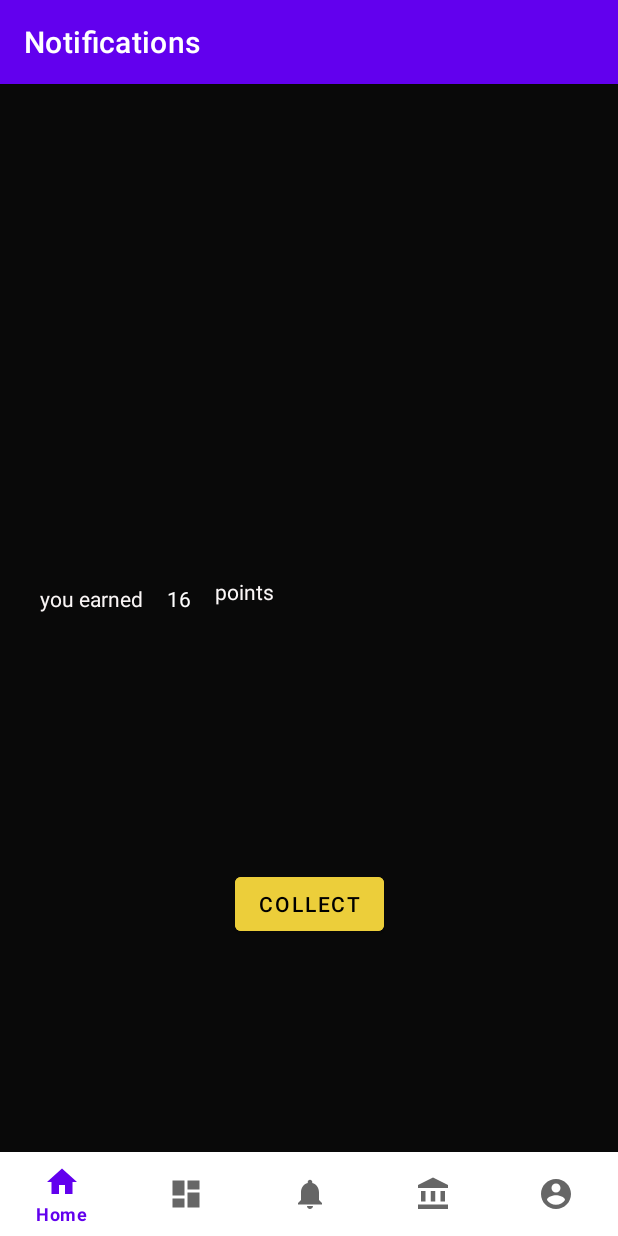
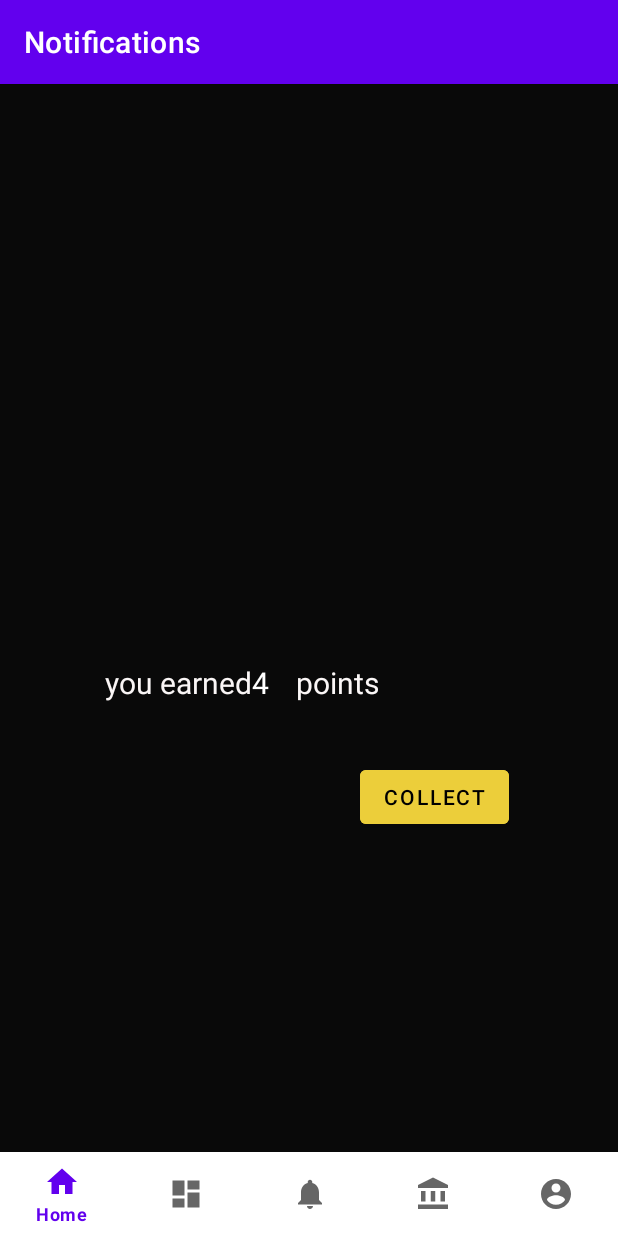
Before and after one commit to mrurvish/mobearn-mb, an Android app: the NotifactionFragment screen opened through its navigation route, after a tap on "SPIN", on a phone screen of 412 x 824 dp. Run offline under Robolectric (Android 15) with nearby library versions, the phone set to English and light mode, and no system bars; our stand-ins replace navigation-ui.

Commit message:
spin completed

```diff
--- a/app/src/main/AndroidManifest.xml
+++ b/app/src/main/AndroidManifest.xml
@@ -9,9 +9,9 @@
         android:allowBackup="true"
         android:dataExtractionRules="@xml/data_extraction_rules"
         android:fullBackupContent="@xml/backup_rules"
-        android:icon="@mipmap/ic_launcher"
+        android:icon="@drawable/_483bada_15e9_496c_9db1_b08dd6e53276"
         android:label="@string/app_name"
-        android:roundIcon="@mipmap/ic_launcher_round"
+        android:roundIcon="@drawable/_483bada_15e9_496c_9db1_b08dd6e53276"
         android:supportsRtl="true"
         android:theme="@style/Theme.Mobearnmb"
         tools:targetApi="31"
--- a/app/src/main/java/com/mobearn/ad/MainActivity.kt
+++ b/app/src/main/java/com/mobearn/ad/MainActivity.kt
@@ -11,6 +11,8 @@ import androidx.navigation.ui.setupWithNavController
 import com.google.android.material.bottomnavigation.BottomNavigationView
 import com.mobearn.ad.databinding.ActivityMainBinding
 import java.io.File
+import java.text.SimpleDateFormat
+import java.util.*
 
 
 class MainActivity : AppCompatActivity() {
@@ -40,8 +42,8 @@ class MainActivity : AppCompatActivity() {
         setupActionBarWithNavController(navController, appBarConfiguration)
         navView.setupWithNavController(navController)
         val filename = "/data/data/com.mobearn.ad/files/myfile.txt"
-
-
+        val sdf = SimpleDateFormat("dd")
+        val currentDate = sdf.format(Date())
         if(File(filename).exists())
         {
 
@@ -52,6 +54,29 @@ class MainActivity : AppCompatActivity() {
                 it?.write("0".toByteArray())
             }
         }
+        val datefile = "/data/data/com.mobearn.ad/files/datefile.txt"
+        if(File(datefile).exists())
+        {
+
+        }
+        else
+        {
+            applicationContext.openFileOutput(com.mobearn.ad.ui.notifications.datefile, Context.MODE_PRIVATE).use {
+                it?.write("0".toByteArray())
+            }
+        }
+        val incrfile = "/data/data/com.mobearn.ad/files/incrfile.txt"
+        if(File(incrfile).exists())
+        {
+
+        }
+        else
+        {
+            applicationContext.openFileOutput(com.mobearn.ad.ui.notifications.incrfile, Context.MODE_PRIVATE).use {
+                it?.write("0".toByteArray())
+            }
+        }
+
     }
 
 }
--- a/app/src/main/java/com/mobearn/ad/ui/notifications/NotifactionFragment.kt
+++ b/app/src/main/java/com/mobearn/ad/ui/notifications/NotifactionFragment.kt
@@ -4,6 +4,7 @@ package com.mobearn.ad.ui.notifications
 import android.animation.ValueAnimator
 import android.content.Context
 import android.os.Bundle
+import android.os.CountDownTimer
 import androidx.fragment.app.Fragment
 import android.view.LayoutInflater
 import android.view.View
@@ -15,15 +16,22 @@ import androidx.core.animation.doOnEnd
 import com.mobearn.ad.R
 import kotlinx.android.synthetic.main.fragment_notifaction.*
 import java.io.File
+import java.util.*
+import com.mobearn.ad.ui.notifications.random as random1
+import java.text.SimpleDateFormat as SimpleDateFormat
 
 // TODO: Rename parameter arguments, choose names that match
 // the fragment initialization parameters, e.g. ARG_ITEM_NUMBER
 
-var increment = 1
+var increment = 0
 var random = 0
 
 
 val filename = "myfile.txt"
+val datefile = "datefile.txt"
+val incrfile="incrfile.txt"
+val sdf = SimpleDateFormat("dd")
+val currentDate = sdf.format(Date())
 
 /**
  * A simple [Fragment] subclass.
@@ -47,12 +55,101 @@ class NotifactionFragment : Fragment() {
     override fun onViewCreated(view: View, savedInstanceState: Bundle?) {
         super.onViewCreated(view, savedInstanceState)
 
-
+        val data = context?.openFileInput(filename)?.bufferedReader().use {
+            it?.readLine().toString()
+        }
+        textView3.text=data
+        val incrdat = context?.openFileInput(incrfile)?.bufferedReader().use {
+            it?.readLine().toString()
+        }
+        incr.text=incrdat
 
        val spin = button_spin
             spin.setOnClickListener {
 
                 value()
+
+            }
+       // textView6.text= currentDate
+
+        val datecheck = context?.openFileInput(datefile)?.bufferedReader().use {
+            it?.readLine().toString()
+        }
+        if (currentDate != datecheck)
+        {
+            context?.openFileOutput(incrfile, Context.MODE_PRIVATE).use {
+                it?.write("0".toByteArray())
+
+            }
+        }
+        else
+        {
+
+        }
+
+
+
+
+        }
+
+
+
+    fun value() {
+        val incrdat = context?.openFileInput(incrfile)?.bufferedReader().use {
+            it?.readLine().toString()
+        }
+
+
+
+        var incrdata = incrdat.toInt()
+
+        if(incrdata==30)
+        {
+            context?.openFileOutput(datefile, Context.MODE_PRIVATE).use {
+                it?.write(currentDate.toByteArray())
+            }
+        }
+
+      val data = context?.openFileInput(filename)?.bufferedReader().use {
+          it?.readLine().toString()
+      }
+
+
+        val data1= data.toInt()
+
+
+        val value1 = incr
+        val rentext = Rendom
+
+
+        if (incrdata<30) {
+            val animator = ValueAnimator.ofInt(0, 10)
+            animator.duration = 50
+            animator.addUpdateListener { animation -> rentext.setText(animation.animatedValue.toString()) }
+            animator.repeatCount = 1
+            animator.repeatMode = ValueAnimator.REVERSE
+
+            animator.start()
+
+        animator.doOnEnd {
+
+        if (incrdata<30) {
+
+
+
+            for (i in 1..1)
+            {
+               incrdata= incrdata+1
+
+                value1.text= incrdata.toString()
+                rentext.setText(""+ random1)
+                random1 = (0 until 20).shuffled().last()
+
+                rentext.setText("" + random1)
+                context?.openFileOutput(incrfile, Context.MODE_PRIVATE).use {
+                    it?.write(incrdata.toString().toByteArray())
+
+                }
 
             }
 
@@ -61,63 +158,60 @@ class NotifactionFragment : Fragment() {
 
 
 
-        }
-    fun animation(){
-        val animator = ValueAnimator.ofInt(0, 40)
-        animator.duration = 5000
-        animator.addUpdateListener { animation -> textView3.setText(animation.animatedValue.toString()) }
-        animator.start()
-
-
-    }
-    fun value() {
-
-      val data = context?.openFileInput(filename)?.bufferedReader().use {
-          it?.readLine().toString()
-      }
-        val data1= data.toInt()
-
-
-        val value1 = incr
-        val rentext = Rendom
-        val animator = ValueAnimator.ofInt(1, 99)
-        animator.duration = 1000
-        animator.addUpdateListener { animation -> rentext.setText(animation.animatedValue.toString()) }
-        animator.repeatCount=1
-        animator.repeatMode=ValueAnimator.REVERSE
-
-        animator.start()
+            var point: Int = 0
+            if(random1==1 ||  random1==8 || random1==14)
+            {
+                point = 3
+            }
+            else if (random1==2 ||  random1==16)
+            {
+                point = 4
+            }
+            else if (random1==3 ||  random1==11)
+            {
+                point = 5
+            }
+            else if (random1==4)
+            {
+                point = 7
+            }
+            else if (random1==5 ||  random1==10 || random1==19)
+            {
+                point = 1
+            }
+            else if (random1==7 )
+            {
+                point = 8
+            }
+            else if (random1==9 ||  random1==18 || random1==13)
+            {
+                point = 2
+            }
+            else if (random1==12 )
+            {
+                point = 6
+            }
+            else if (random1==15 )
+            {
+                point = 9
+            }
+            else if (random1==20 )
+            {
+                point = 10
+            }
+            else
+            {
+                point = 0
+            }
 
 
 
 
-        animator.doOnEnd {
-
-        if (increment<30) {
-
-            for (i in 1..1)
-            {
-                increment++
-
-
-                rentext.setText(""+ random)
-                random = (0 until 20).shuffled().last()
-
-                rentext.setText("" + random)
-            }
-        }
-        else
-        {
-            Toast.makeText(context,"Come back tomorrow",Toast.LENGTH_LONG).show()
-        }
-
-        val increment1 = increment.toString()
-        value1.text= increment1
         conslayout1.visibility=View.GONE
         colectlayout.visibility=View.VISIBLE
-            textView2.text= random.toString()
+            textView2.text= point.toString()
         collect.setOnClickListener {
-            val filedata = data1 + random
+            val filedata = data1 + point
             //  value = data + random
             // textView3.text = value
             //  colectlayout.visibility=View.GONE
@@ -134,7 +228,7 @@ class NotifactionFragment : Fragment() {
       //  colectlayout.visibility=View.VISIBLE
        // collect.setOnClickListener {
 
-            val filedata = data1 + random
+            val filedata = data1 + random1
           //  value = data + random
            // textView3.text = value
           //  colectlayout.visibility=View.GONE
@@ -143,8 +237,15 @@ class NotifactionFragment : Fragment() {
             it?.write(filedata.toString().toByteArray())
         }
         textView3.text=filedata.toString()
+        }
+
+        }
 
     }
+        else
+        {
+            Toast.makeText(context,"Come back tomorrow",Toast.LENGTH_LONG).show()
+        }
     }
 
     }
--- a/app/src/main/res/layout/fragment_notifaction.xml
+++ b/app/src/main/res/layout/fragment_notifaction.xml
@@ -15,81 +15,77 @@
         android:visibility="gone"
         app:layout_constraintBottom_toBottomOf="parent"
         app:layout_constraintEnd_toEndOf="parent"
-        app:layout_constraintHorizontal_bias="0.0"
+        app:layout_constraintHorizontal_bias="0.5"
         app:layout_constraintStart_toStartOf="parent"
         app:layout_constraintTop_toTopOf="parent"
-        app:layout_constraintVertical_bias="0.0">
+        app:layout_constraintVertical_bias="1.0">
 
         <Button
             android:id="@+id/collect"
             android:layout_width="wrap_content"
             android:layout_height="wrap_content"
-            android:layout_marginBottom="27dp"
             android:backgroundTint="#ECCE3A"
             android:text="Collect"
             android:textColor="#000000"
             app:layout_constraintBottom_toBottomOf="parent"
             app:layout_constraintEnd_toEndOf="parent"
-            app:layout_constraintHorizontal_bias="0.5"
+            app:layout_constraintHorizontal_bias="0.767"
             app:layout_constraintStart_toStartOf="parent"
-            app:layout_constraintTop_toBottomOf="@+id/textView" />
+            app:layout_constraintTop_toTopOf="parent"
+            app:layout_constraintVertical_bias="0.627" />
 
         <TextView
             android:id="@+id/textView"
             android:layout_width="wrap_content"
             android:layout_height="wrap_content"
-            android:layout_marginStart="38dp"
-            android:layout_marginTop="315dp"
-            android:layout_marginEnd="24dp"
-            android:layout_marginBottom="397dp"
             android:text="you earned"
             android:textColor="#FAF6F6"
+            android:textSize="20sp"
             app:layout_constraintBottom_toBottomOf="parent"
-            app:layout_constraintEnd_toStartOf="@+id/textView5"
+            app:layout_constraintEnd_toEndOf="parent"
+            app:layout_constraintHorizontal_bias="0.222"
             app:layout_constraintStart_toStartOf="parent"
-            app:layout_constraintTop_toTopOf="parent" />
+            app:layout_constraintTop_toTopOf="parent"
+            app:layout_constraintVertical_bias="0.52" />
 
         <TextView
             android:id="@+id/textView2"
             android:layout_width="wrap_content"
             android:layout_height="wrap_content"
-            android:layout_marginStart="12dp"
-            android:layout_marginTop="315dp"
-            android:layout_marginEnd="12dp"
-            android:layout_marginBottom="397dp"
             android:textColor="#FFFFFF"
+            android:textSize="20sp"
             app:layout_constraintBottom_toBottomOf="parent"
-            app:layout_constraintEnd_toStartOf="@+id/textView5"
-            app:layout_constraintStart_toEndOf="@+id/textView"
-            app:layout_constraintTop_toTopOf="parent" />
+            app:layout_constraintEnd_toEndOf="parent"
+            app:layout_constraintHorizontal_bias="0.419"
+            app:layout_constraintStart_toStartOf="parent"
+            app:layout_constraintTop_toTopOf="parent"
+            app:layout_constraintVertical_bias="0.52" />
 
         <TextView
             android:id="@+id/textView5"
             android:layout_width="wrap_content"
             android:layout_height="wrap_content"
-            android:layout_marginStart="24dp"
-            android:layout_marginTop="315dp"
-            android:layout_marginEnd="241dp"
-            android:layout_marginBottom="162dp"
             android:text="points"
             android:textColor="#FBF7F7"
-            app:layout_constraintBottom_toTopOf="@+id/collect"
+            android:textSize="20sp"
+            app:layout_constraintBottom_toBottomOf="parent"
             app:layout_constraintEnd_toEndOf="parent"
-            app:layout_constraintStart_toEndOf="@+id/textView"
-            app:layout_constraintTop_toTopOf="parent" />
+            app:layout_constraintHorizontal_bias="0.553"
+            app:layout_constraintStart_toStartOf="parent"
+            app:layout_constraintTop_toTopOf="parent"
+            app:layout_constraintVertical_bias="0.52" />
     </androidx.constraintlayout.widget.ConstraintLayout>
 
     <androidx.constraintlayout.widget.ConstraintLayout
         android:id="@+id/conslayout1"
-        android:layout_width="match_parent"
-        android:layout_height="match_parent"
+        android:layout_width="516dp"
+        android:layout_height="804dp"
         android:visibility="visible"
         app:layout_constraintBottom_toBottomOf="parent"
         app:layout_constraintEnd_toEndOf="parent"
-        app:layout_constraintHorizontal_bias="1.0"
+        app:layout_constraintHorizontal_bias="0.5"
         app:layout_constraintStart_toStartOf="parent"
-        app:layout_constraintTop_toTopOf="parent"
-        app:layout_constraintVertical_bias="0.0">
+        app:layout_constraintTop_toTopOf="parent">
 
         <TextView
             android:id="@+id/incr"
@@ -103,15 +99,13 @@
             android:textStyle="bold"
             app:layout_constraintBottom_toBottomOf="parent"
             app:layout_constraintEnd_toStartOf="@+id/textView4"
-            app:layout_constraintStart_toStartOf="parent"
-            app:layout_constraintTop_toBottomOf="@+id/button_spin"
-            app:layout_constraintVertical_bias="1.0" />
+            app:layout_constraintStart_toStartOf="parent" />
 
         <TextView
             android:id="@+id/textView4"
-            android:layout_width="wrap_content"
-            android:layout_height="wrap_content"
-            android:layout_marginEnd="192dp"
+            android:layout_width="25dp"
+            android:layout_height="19dp"
+            android:layout_marginEnd="189dp"
             android:layout_marginBottom="55dp"
             android:text="/ 30"
             android:textColor="#FFFFFF"
@@ -125,9 +119,11 @@
             android:layout_width="190dp"
             android:layout_height="59dp"
             android:layout_marginStart="110dp"
-            android:layout_marginTop="115dp"
+            android:layout_marginTop="114dp"
             android:layout_marginEnd="111dp"
+            android:layout_marginBottom="94dp"
             android:background="@drawable/bordertext"
+            app:layout_constraintBottom_toTopOf="@+id/constraintLayout3"
             app:layout_constraintEnd_toEndOf="parent"
             app:layout_constraintStart_toStartOf="parent"
             app:layout_constraintTop_toTopOf="parent">
@@ -168,42 +164,40 @@
             android:layout_width="162dp"
             android:layout_height="48dp"
             android:layout_marginStart="125dp"
+            android:layout_marginTop="92dp"
             android:layout_marginEnd="124dp"
-            android:layout_marginBottom="44dp"
+            android:layout_marginBottom="45dp"
             android:backgroundTint="#DCB646"
             android:text="Spin"
             android:textColor="#DC2727"
             android:textSize="16sp"
             android:textStyle="bold"
-            app:layout_constraintBottom_toTopOf="@+id/textView4"
+            app:layout_constraintBottom_toTopOf="@+id/incr"
             app:layout_constraintEnd_toEndOf="parent"
-            app:layout_constraintHorizontal_bias="1.0"
-            app:layout_constraintStart_toStartOf="parent" />
+            app:layout_constraintStart_toStartOf="parent"
+            app:layout_constraintTop_toBottomOf="@+id/constraintLayout3" />
 
         <androidx.constraintlayout.widget.ConstraintLayout
             android:id="@+id/constraintLayout3"
             android:layout_width="383dp"
             android:layout_height="206dp"
             android:layout_marginStart="11dp"
-            android:layout_marginTop="98dp"
-            android:layout_marginBottom="91dp"
+            android:layout_marginTop="94dp"
+            android:layout_marginEnd="17dp"
             android:animateLayoutChanges="false"
             android:background="@drawable/border"
-            app:layout_constraintBottom_toTopOf="@+id/button_spin"
             app:layout_constraintEnd_toEndOf="parent"
-            app:layout_constraintHorizontal_bias="0.0"
             app:layout_constraintStart_toStartOf="parent"
-            app:layout_constraintTop_toBottomOf="@+id/constraintLayout4"
-            app:layout_constraintVertical_bias="1.0">
+            app:layout_constraintTop_toBottomOf="@+id/constraintLayout4">
 
             <androidx.constraintlayout.widget.ConstraintLayout
                 android:id="@+id/constraintLayout"
-                android:layout_width="337dp"
-                android:layout_height="147dp"
-                android:layout_marginStart="61dp"
-                android:layout_marginTop="44dp"
-                android:layout_marginEnd="61dp"
-                android:layout_marginBottom="44dp"
+                android:layout_width="0dp"
+                android:layout_height="0dp"
+                android:layout_marginStart="23dp"
+                android:layout_marginTop="29dp"
+                android:layout_marginEnd="23dp"
+                android:layout_marginBottom="29dp"
                 android:background="#FF0303"
                 app:layout_constraintBottom_toBottomOf="parent"
                 app:layout_constraintEnd_toEndOf="parent"
--- a/app/src/main/res/values/strings.xml
+++ b/app/src/main/res/values/strings.xml
@@ -1,5 +1,5 @@
 <resources>
-    <string name="app_name">mobearn-mb</string>
+    <string name="app_name">mobearn</string>
     <string name="title_home">Home</string>
     <string name="title_dashboard">Dashboard</string>
     <string name="title_notifications">Notifications</string>
```
Also changed, not shown: app/src/main/res/drawable/_483bada_15e9_496c_9db1_b08dd6e53276.jpg (added).
